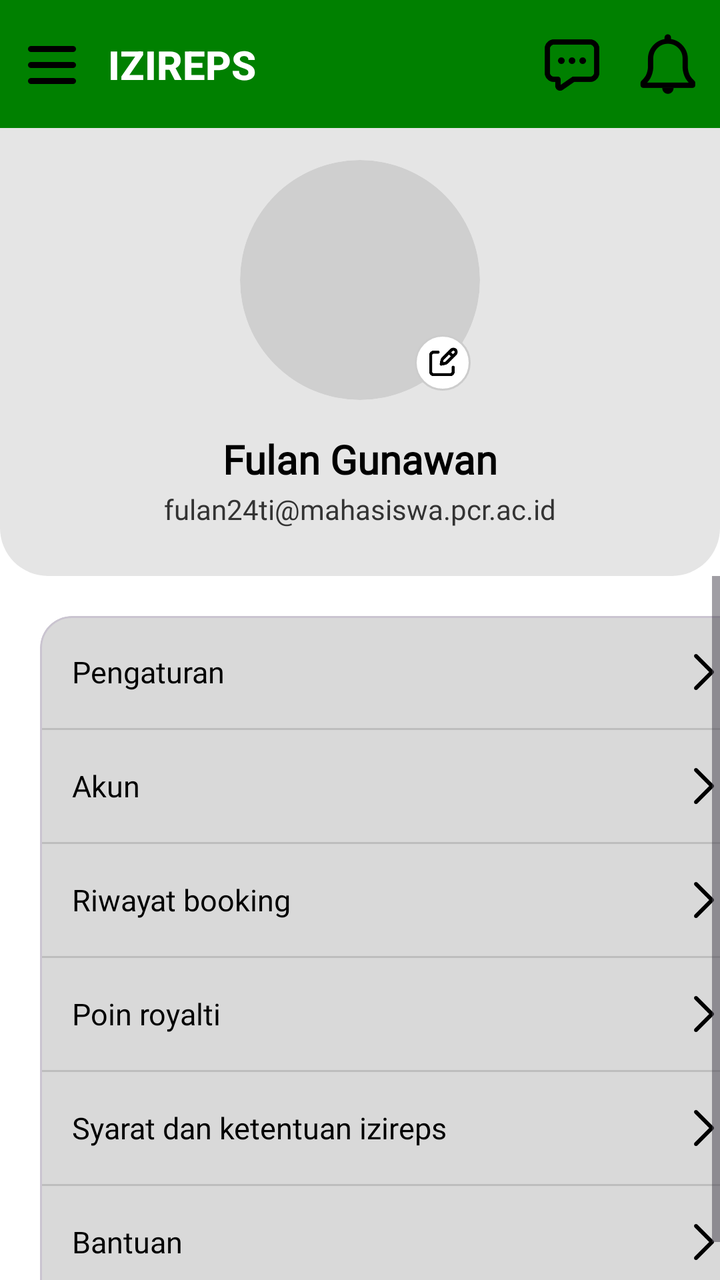
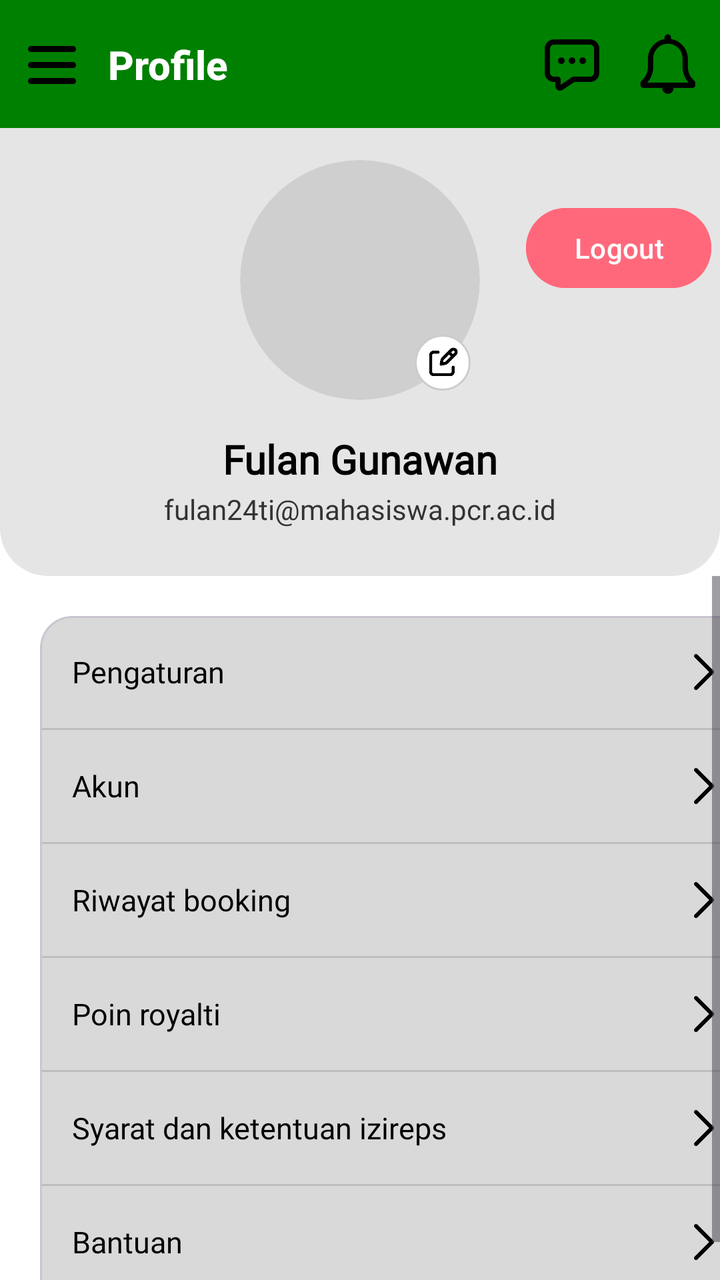

An Android layout rendered at two revisions. The XML below is the earlier revision; the diff shows what the commit changed to produce the second picture.
<!-- AndroidManifest.xml: application theme Theme.Mrstango -->
<!-- res/layout/fragment_profile.xml -->
<?xml version="1.0" encoding="utf-8"?>
<androidx.constraintlayout.widget.ConstraintLayout xmlns:android="http://schemas.android.com/apk/res/android"
    xmlns:app="http://schemas.android.com/apk/res-auto"
    xmlns:tools="http://schemas.android.com/tools"
    android:layout_width="match_parent"
    android:layout_height="match_parent"
    android:background="#FFFFFF">

    <androidx.appcompat.widget.Toolbar
        android:id="@+id/toolbar"
        android:layout_width="match_parent"
        android:layout_height="?attr/actionBarSize"
        android:background="#008000"
        app:contentInsetStart="0dp"
        app:layout_constraintEnd_toEndOf="parent"
        app:layout_constraintStart_toStartOf="parent"
        app:layout_constraintTop_toTopOf="parent">

        
        <androidx.constraintlayout.widget.ConstraintLayout
            android:layout_width="match_parent"
            android:layout_height="match_parent"
            android:paddingHorizontal="10dp">

            
            <ImageView
                android:id="@+id/iconMenu"
                android:layout_width="32dp"
                android:layout_height="32dp"
                android:src="@drawable/ic_menu"
                app:layout_constraintBottom_toBottomOf="parent"
                app:layout_constraintStart_toStartOf="parent"
                app:layout_constraintTop_toTopOf="parent" />

            
            <TextView
                android:id="@+id/toolbarTitle"
                android:layout_width="0dp"
                android:layout_height="wrap_content"
                android:layout_marginStart="12dp"
                android:fontFamily="sans-serif-medium"
                android:text="IZIREPS"
                android:textColor="@color/white"
                android:textSize="20sp"
                android:textStyle="bold"
                app:layout_constraintBottom_toBottomOf="parent"
                app:layout_constraintStart_toEndOf="@id/iconMenu"
                app:layout_constraintEnd_toStartOf="@id/iconChat"
                app:layout_constraintTop_toTopOf="parent" />

            
            <ImageView
                android:id="@+id/iconNotif"
                android:layout_width="32dp"
                android:layout_height="32dp"
                android:src="@drawable/ic_notification"
                app:layout_constraintBottom_toBottomOf="parent"
                app:layout_constraintEnd_toEndOf="parent"
                app:layout_constraintTop_toTopOf="parent" />

            
            <ImageView
                android:id="@+id/iconChat"
                android:layout_width="32dp"
                android:layout_height="32dp"
                android:layout_marginEnd="16dp"
                android:src="@drawable/ic_chat"
                app:layout_constraintBottom_toBottomOf="parent"
                app:layout_constraintEnd_toStartOf="@id/iconNotif"
                app:layout_constraintTop_toTopOf="parent" />

        </androidx.constraintlayout.widget.ConstraintLayout>
    </androidx.appcompat.widget.Toolbar>

    
    
    
    <FrameLayout
        android:id="@+id/profileHeaderContainer"
        android:layout_width="match_parent"
        android:layout_height="wrap_content"
        android:background="@drawable/bg_profile_header"
        android:paddingBottom="24dp"
        app:layout_constraintTop_toBottomOf="@+id/toolbar">

        <androidx.constraintlayout.widget.ConstraintLayout
            android:layout_width="match_parent"
            android:layout_height="wrap_content">

            
            <androidx.cardview.widget.CardView
                android:id="@+id/cvAvatar"
                android:layout_width="120dp"
                android:layout_height="120dp"
                android:layout_marginTop="16dp"
                app:cardBackgroundColor="#CFCFCF"
                app:cardCornerRadius="60dp"
                app:cardElevation="0dp"
                app:layout_constraintEnd_toEndOf="parent"
                app:layout_constraintStart_toStartOf="parent"
                app:layout_constraintTop_toTopOf="parent">

                
                <ImageView
                    android:id="@+id/ivAvatar"
                    android:layout_width="match_parent"
                    android:layout_height="match_parent"
                    android:scaleType="centerCrop" />
            </androidx.cardview.widget.CardView>

            
            <ImageView
                android:id="@+id/btnEditProfile"
                android:layout_width="28dp"
                android:layout_height="28dp"
                android:background="@drawable/bg_circle_white"
                android:padding="5dp"
                android:src="@drawable/ic_edit"
                app:layout_constraintBottom_toBottomOf="@id/cvAvatar"
                app:layout_constraintEnd_toEndOf="@id/cvAvatar"
                app:layout_constraintHorizontal_bias="0.95"
                app:layout_constraintStart_toStartOf="@id/cvAvatar"
                app:layout_constraintTop_toTopOf="@id/cvAvatar"
                app:layout_constraintVertical_bias="0.95"
                app:tint="#000000" />

            
            <TextView
                android:id="@+id/tvName"
                android:layout_width="wrap_content"
                android:layout_height="wrap_content"
                android:layout_marginTop="16dp"
                android:fontFamily="@font/commissioner_regular"
                android:text="Fulan Gunawan"
                android:textColor="#000000"
                android:textSize="20sp"
                android:textStyle="bold"
                app:layout_constraintEnd_toEndOf="parent"
                app:layout_constraintStart_toStartOf="parent"
                app:layout_constraintTop_toBottomOf="@id/cvAvatar" />

            
            <TextView
                android:id="@+id/tvEmail"
                android:layout_width="wrap_content"
                android:layout_height="wrap_content"
                android:layout_marginTop="2dp"
                android:fontFamily="@font/commissioner_regular"
                android:text="fulan24ti@mahasiswa.pcr.ac.id"
                android:textColor="#333333"
                android:textSize="14sp"
                app:layout_constraintEnd_toEndOf="parent"
                app:layout_constraintStart_toStartOf="parent"
                app:layout_constraintTop_toBottomOf="@id/tvName" />

        </androidx.constraintlayout.widget.ConstraintLayout>
    </FrameLayout>

    
    
    
    <ScrollView
        android:layout_width="match_parent"
        android:layout_height="0dp"
        android:fillViewport="true"
        app:layout_constraintBottom_toBottomOf="parent"
        app:layout_constraintTop_toBottomOf="@id/profileHeaderContainer">

        <com.google.android.material.card.MaterialCardView
            android:layout_width="match_parent"
            android:layout_height="wrap_content"
            android:layout_margin="20dp"
            app:cardBackgroundColor="#D9D9D9"
            app:cardCornerRadius="16dp"
            app:cardElevation="0dp">

            <LinearLayout
                android:layout_width="match_parent"
                android:layout_height="wrap_content"
                android:orientation="vertical">

                <TextView
                    android:id="@+id/menuPengaturan"
                    android:layout_width="match_parent"
                    android:layout_height="56dp"
                    android:fontFamily="@font/commissioner_regular"
                    android:gravity="center_vertical"
                    android:paddingHorizontal="16dp"
                    android:text="Pengaturan"
                    android:textColor="#000000"
                    android:textSize="15sp"
                    app:drawableEndCompat="@drawable/ic_chevron_right" />

                <View
                    android:layout_width="match_parent"
                    android:layout_height="1dp"
                    android:background="#BDBDBD" />

                <TextView
                    android:id="@+id/menuAkun"
                    android:layout_width="match_parent"
                    android:layout_height="56dp"
                    android:fontFamily="@font/commissioner_regular"
                    android:gravity="center_vertical"
                    android:paddingHorizontal="16dp"
                    android:text="Akun"
                    android:textColor="#000000"
                    android:textSize="15sp"
                    app:drawableEndCompat="@drawable/ic_chevron_right" />

                <View
                    android:layout_width="match_parent"
                    android:layout_height="1dp"
                    android:background="#BDBDBD" />

                <TextView
                    android:id="@+id/menuRiwayatBooking"
                    android:layout_width="match_parent"
                    android:layout_height="56dp"
                    android:fontFamily="@font/commissioner_regular"
                    android:gravity="center_vertical"
                    android:paddingHorizontal="16dp"
                    android:text="Riwayat booking"
                    android:textColor="#000000"
                    android:textSize="15sp"
                    app:drawableEndCompat="@drawable/ic_chevron_right" />

                <View
                    android:layout_width="match_parent"
                    android:layout_height="1dp"
                    android:background="#BDBDBD" />

                <TextView
                    android:id="@+id/menuPoinRoyalti"
                    android:layout_width="match_parent"
                    android:layout_height="56dp"
                    android:fontFamily="@font/commissioner_regular"
                    android:gravity="center_vertical"
                    android:paddingHorizontal="16dp"
                    android:text="Poin royalti"
                    android:textColor="#000000"
                    android:textSize="15sp"
                    app:drawableEndCompat="@drawable/ic_chevron_right" />

                <View
                    android:layout_width="match_parent"
                    android:layout_height="1dp"
                    android:background="#BDBDBD" />

                <TextView
                    android:id="@+id/menuSyaratKetentuan"
                    android:layout_width="match_parent"
                    android:layout_height="56dp"
                    android:fontFamily="@font/commissioner_regular"
                    android:gravity="center_vertical"
                    android:paddingHorizontal="16dp"
                    android:text="Syarat dan ketentuan izireps"
                    android:textColor="#000000"
                    android:textSize="15sp"
                    app:drawableEndCompat="@drawable/ic_chevron_right" />

                <View
                    android:layout_width="match_parent"
                    android:layout_height="1dp"
                    android:background="#BDBDBD" />

                <TextView
                    android:id="@+id/menuBantuan"
                    android:layout_width="match_parent"
                    android:layout_height="56dp"
                    android:fontFamily="@font/commissioner_regular"
                    android:gravity="center_vertical"
                    android:paddingHorizontal="16dp"
                    android:text="Bantuan"
                    android:textColor="#000000"
                    android:textSize="15sp"
                    app:drawableEndCompat="@drawable/ic_chevron_right" />

            </LinearLayout>
        </com.google.android.material.card.MaterialCardView>
    </ScrollView>

</androidx.constraintlayout.widget.ConstraintLayout>
<!-- resources referenced by this layout -->
<resources>
  <color name="white">#FFFFFFFF</color>
  <!-- drawable bg_circle_white (drawable) -->
  <?xml version="1.0" encoding="utf-8"?>
  <shape xmlns:android="http://schemas.android.com/apk/res/android"
      android:shape="oval">
      <solid android:color="#FFFFFF" />
      <stroke android:width="1dp" android:color="#CCCCCC" />
  </shape>
  <!-- drawable bg_profile_header (drawable) -->
  <?xml version="1.0" encoding="utf-8"?>
  <shape xmlns:android="http://schemas.android.com/apk/res/android"
      android:shape="rectangle">
      <solid android:color="#E5E5E5" /> 
      <corners
          android:bottomLeftRadius="24dp"
          android:bottomRightRadius="24dp" />
  </shape>
  <!-- drawable ic_chat (drawable) -->
  <vector xmlns:android="http://schemas.android.com/apk/res/android"
      android:width="24dp"
      android:height="24dp"
      android:viewportWidth="24"
      android:viewportHeight="24">
    <path
        android:pathData="M2.75,6.25a2.5,2.5 0,0 1,2.5 -2.5h13.5a2.5,2.5 0,0 1,2.5 2.5v9a2.5,2.5 0,0 1,-2.5 2.5H12.5L8,20.85a0.77,0.77 0,0 1,-1.25 -0.6v-2.5h-1.5a2.5,2.5 0,0 1,-2.5 -2.5Z"
        android:strokeLineJoin="round"
        android:strokeWidth="2"
        android:fillColor="#00000000"
        android:strokeColor="@color/black"
        android:strokeLineCap="round"/>
    <path
        android:pathData="M8,10.75h0.01m3.99,0h0.01m3.99,0h0.01"
        android:strokeLineJoin="round"
        android:strokeWidth="2.5"
        android:fillColor="#00000000"
        android:strokeColor="@color/black"
        android:strokeLineCap="round"/>
  </vector>
  <!-- drawable ic_chevron_right (drawable) -->
  <vector xmlns:android="http://schemas.android.com/apk/res/android"
      android:width="24dp"
      android:height="24dp"
      android:viewportWidth="24"
      android:viewportHeight="24">
    <path
        android:pathData="m8,4l8,8l-8,8"
        android:strokeLineJoin="round"
        android:strokeWidth="2"
        android:fillColor="#00000000"
        android:strokeColor="@color/black"
        android:strokeLineCap="round"/>
  </vector>
  <!-- drawable ic_edit (drawable) -->
  <vector xmlns:android="http://schemas.android.com/apk/res/android"
      android:width="24dp"
      android:height="24dp"
      android:viewportWidth="24"
      android:viewportHeight="24">
    <path
        android:pathData="m16.475,5.408l2.117,2.117m-0.756,-3.982L12.109,9.27a2.1,2.1 0,0 0,-0.58 1.082L11,13l2.648,-0.53c0.41,-0.082 0.786,-0.283 1.082,-0.579l5.727,-5.727a1.853,1.853 0,1 0,-2.621 -2.621"
        android:strokeLineJoin="round"
        android:strokeWidth="2"
        android:fillColor="#00000000"
        android:strokeColor="@color/black"
        android:strokeLineCap="round"/>
    <path
        android:pathData="M19,15v3a2,2 0,0 1,-2 2H6a2,2 0,0 1,-2 -2V7a2,2 0,0 1,2 -2h3"
        android:strokeLineJoin="round"
        android:strokeWidth="2"
        android:fillColor="#00000000"
        android:strokeColor="@color/black"
        android:strokeLineCap="round"/>
  </vector>
  <!-- drawable ic_menu (drawable) -->
  <vector xmlns:android="http://schemas.android.com/apk/res/android"
      android:width="16dp"
      android:height="16dp"
      android:viewportWidth="16"
      android:viewportHeight="16">
    <path
        android:pathData="m2.75,12.25h10.5m-10.5,-4h10.5m-10.5,-4h10.5"
        android:strokeLineJoin="round"
        android:strokeWidth="1.5"
        android:fillColor="#00000000"
        android:strokeColor="@color/black"
        android:strokeLineCap="round"/>
  </vector>
  <style name="Theme.Mrstango" parent="Base.Theme.Mrstango" />
  <color name="black">#FF000000</color>
  <style name="Base.Theme.Mrstango" parent="Theme.Material3.DayNight.NoActionBar">
          
          
      </style>
  <!-- unchanged entries left out for length: 1 -->
</resources>

<!-- the commit's change to res/layout/fragment_profile.xml (unified diff, before → after) -->
@@ -39,7 +39,7 @@
                 android:layout_height="wrap_content"
                 android:layout_marginStart="12dp"
                 android:fontFamily="sans-serif-medium"
-                android:text="IZIREPS"
+                android:text="Profile"
                 android:textColor="@color/white"
                 android:textSize="20sp"
                 android:textStyle="bold"
@@ -153,6 +153,19 @@
                 app:layout_constraintStart_toStartOf="parent"
                 app:layout_constraintTop_toBottomOf="@id/tvName" />
 
+            <Button
+                android:id="@+id/btnLogout"
+                android:layout_width="wrap_content"
+                android:layout_height="wrap_content"
+                android:layout_marginStart="17dp"
+                android:layout_marginTop="36dp"
+                android:text="Logout"
+                android:backgroundTint="@color/light_red"
+                app:layout_constraintEnd_toEndOf="parent"
+                app:layout_constraintHorizontal_bias="0.578"
+                app:layout_constraintStart_toEndOf="@+id/cvAvatar"
+                app:layout_constraintTop_toTopOf="parent" />
+
         </androidx.constraintlayout.widget.ConstraintLayout>
     </FrameLayout>
 
<!-- resource entries referenced after the edit -->
@@ -1,5 +1,6 @@
 <!-- resources referenced by this layout -->
 <resources>
+  <color name="light_red">#FF687B</color>
   <color name="white">#FFFFFFFF</color>
   <!-- drawable bg_circle_white (drawable) -->
   <?xml version="1.0" encoding="utf-8"?>
